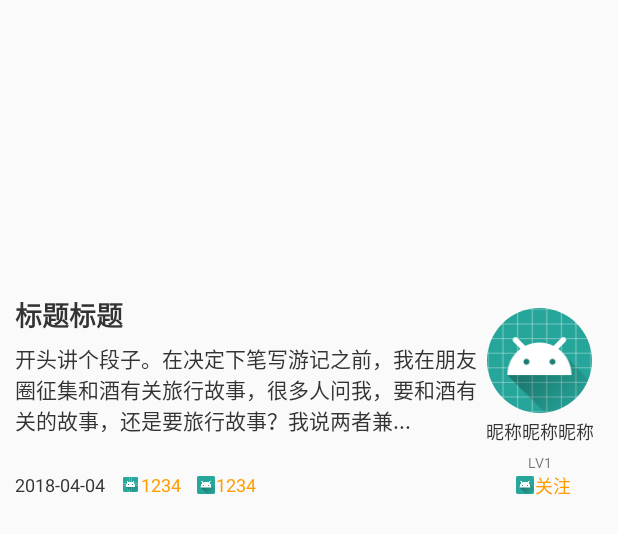
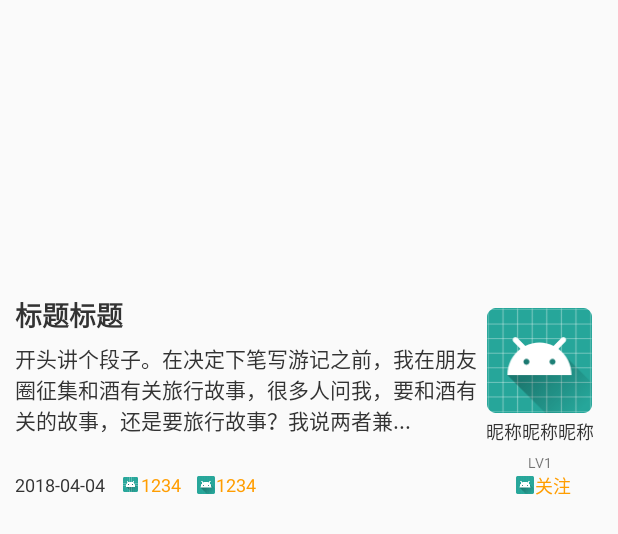
Before and after one commit to QwangShuai/FriendsComeTogether, an Android app: the layout recyclerview_fragment_friend_remember.xml on its own in the app's theme, with its tools: preview values and no code run, on a phone screen of 412 x 824 dp. Shown: the top 534 px of the screen. Run offline under Robolectric (Android 15) with nearby library versions, the phone set to English and light mode, and no system bars.

Commit message:
删除三方

```diff
--- a/app/build.gradle
+++ b/app/build.gradle
@@ -33,5 +33,4 @@ dependencies {
     androidTestImplementation 'com.android.support.test.espresso:espresso-core:3.0.2'
     compile 'com.youth.banner:banner:1.4.10'
     compile 'com.squareup.picasso:picasso:2.5.2'
-    compile 'de.hdodenhof:circleimageview:2.2.0'
 }
--- a/app/src/main/res/layout/recyclerview_fragment_friend_remember.xml
+++ b/app/src/main/res/layout/recyclerview_fragment_friend_remember.xml
@@ -33,7 +33,7 @@
             android:layout_width="wrap_content"
             android:layout_height="wrap_content">
 
-            <de.hdodenhof.circleimageview.CircleImageView
+            <com.yiwo.friendscometogether.custom.CImageView
                 android:layout_gravity="center_horizontal"
                 android:src="@mipmap/ic_launcher"
                 android:id="@+id/fragment_friend_remember_rv_iv_avatar"
```
